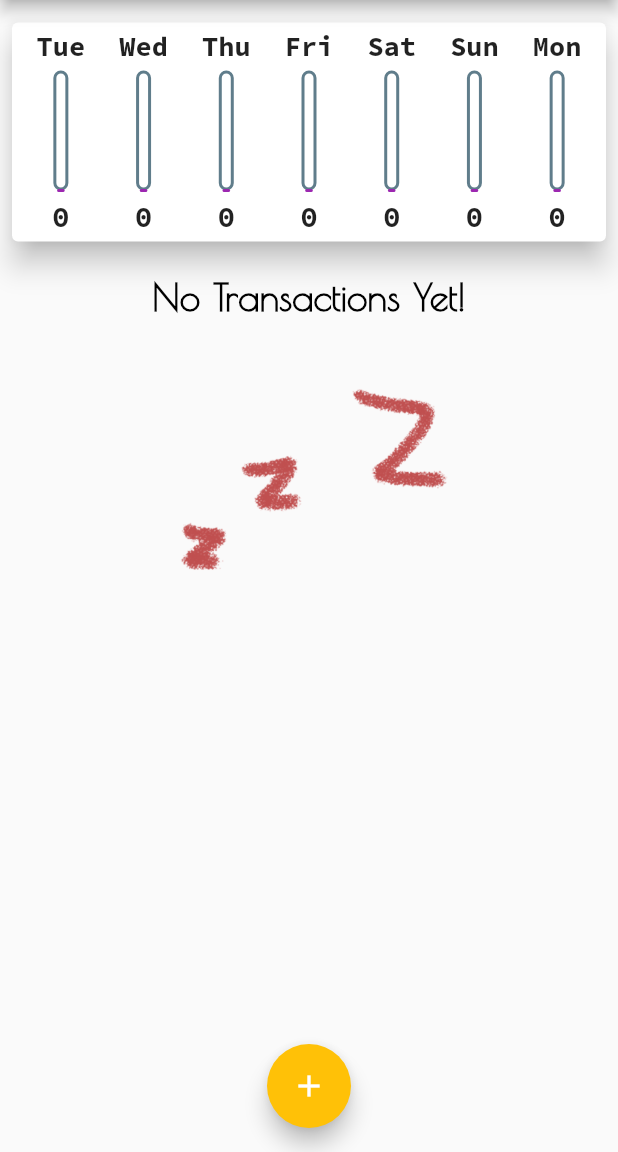
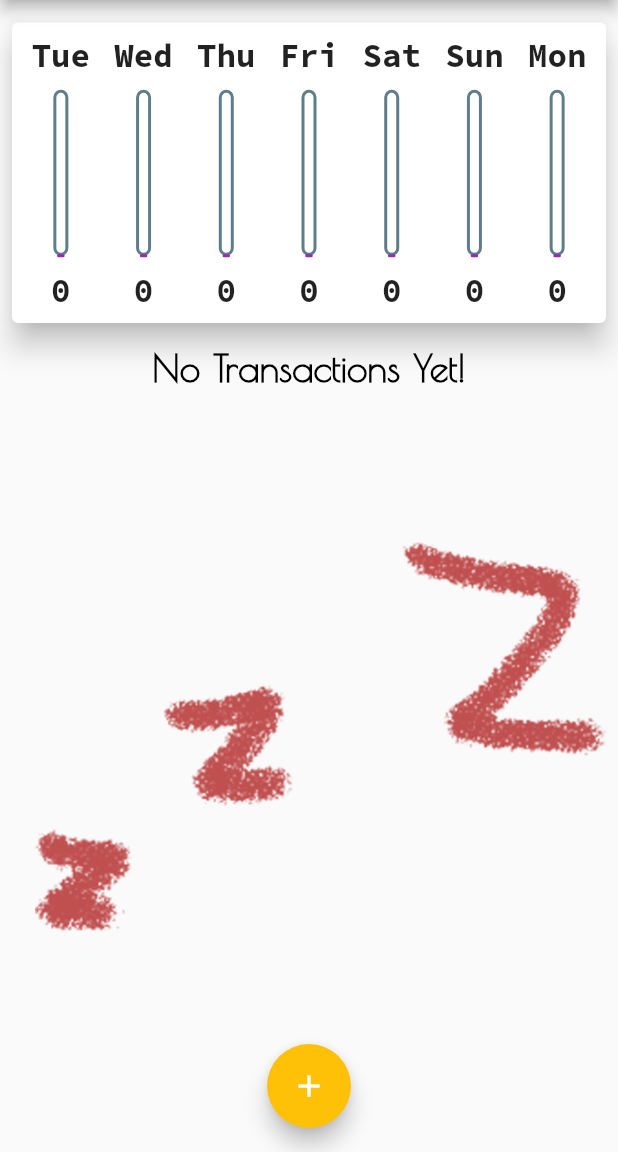
Before and after one commit to Toxicann/Expenses_Planner, a Flutter app: the screen it shows after launch, on a phone screen of 412 x 824 dp, the part 84-1236 px from its top. Run offline on Flutter 3.47's test engine with Material 2 defaults, Android fonts, the phone set to English and light mode, and no system bars.

Commit message:
few tweaks

```diff
--- a/lib/main.dart
+++ b/lib/main.dart
@@ -6,6 +6,10 @@ import './widgets/transaction_list.dart';
 import '../models/transactions.dart';
 
 void main() {
+  // WidgetsFlutterBinding.ensureInitialized();
+  // SystemChrome.setPreferredOrientations([
+  //   DeviceOrientation.portraitUp,
+  // ]);
   runApp(const MyApp());
 }
 
@@ -102,10 +106,13 @@ class _MyHomePageState extends State<MyHomePage> {
     });
   }
 
+  bool _showchart = false;
+
   @override
   Widget build(BuildContext context) {
-    return Scaffold(
-      appBar: AppBar(
+    final mediaQuery = MediaQuery.of(context);
+    final isLandscape = mediaQuery.orientation == Orientation.landscape;
+    final appBar = AppBar(
       actions: <Widget>[
         IconButton(
           onPressed: () => _showAddNewTransaction(context),
@@ -114,16 +121,61 @@ class _MyHomePageState extends State<MyHomePage> {
         )
       ],
       title: const Text('Expenses Tracker'),
-      ),
-      body: SizedBox(
+    );
+    final txList = SizedBox(
+      child: TransactionList(_userTransactions, _deleteTransactions),
+      height: (mediaQuery.size.height -
+              mediaQuery.padding.top -
+              appBar.preferredSize.height -
+              mediaQuery.padding.bottom) *
+          0.7,
+    );
+    return Scaffold(
+      appBar: appBar,
+      body: SafeArea(
+        child: SizedBox(
           width: double.infinity,
           child: Column(
             mainAxisAlignment: MainAxisAlignment.start,
             crossAxisAlignment: CrossAxisAlignment.center,
             children: <Widget>[
-            Chart(_recentTransactions),
-            TransactionList(_userTransactions, _deleteTransactions),
+              if (isLandscape)
+                Row(
+                  mainAxisAlignment: MainAxisAlignment.center,
+                  children: [
+                    const Text("Show Chart"),
+                    Switch.adaptive(
+                        value: _showchart,
+                        onChanged: (val) {
+                          setState(() {
+                            _showchart = val;
+                          });
+                        })
                   ],
+                ),
+              if (!isLandscape)
+                SizedBox(
+                  child: Chart(_recentTransactions),
+                  height: (mediaQuery.size.height -
+                          mediaQuery.padding.top -
+                          appBar.preferredSize.height -
+                          mediaQuery.padding.bottom) *
+                      0.3,
+                ),
+              if (!isLandscape) txList,
+              if (isLandscape)
+                _showchart
+                    ? SizedBox(
+                        child: Chart(_recentTransactions),
+                        height: (mediaQuery.size.height -
+                                mediaQuery.padding.top -
+                                appBar.preferredSize.height -
+                                mediaQuery.padding.bottom) *
+                            0.6,
+                      )
+                    : txList
+            ],
+          ),
         ),
       ),
       floatingActionButtonLocation: FloatingActionButtonLocation.centerFloat,
--- a/lib/widgets/chart.dart
+++ b/lib/widgets/chart.dart
@@ -41,7 +41,7 @@ class Chart extends StatelessWidget {
       margin: const EdgeInsets.symmetric(vertical: 15, horizontal: 8),
       elevation: 8,
       child: Padding(
-        padding: const EdgeInsets.symmetric(horizontal: 5, vertical: 4),
+        padding: const EdgeInsets.symmetric(horizontal: 5, vertical: 8),
         child: Row(
           mainAxisAlignment: MainAxisAlignment.spaceEvenly,
           children: groupedTransactions.map((e) {
--- a/lib/widgets/chart_bar.dart
+++ b/lib/widgets/chart_bar.dart
@@ -16,17 +16,24 @@ class ChartBar extends StatelessWidget {
 
   @override
   Widget build(BuildContext context) {
+    return LayoutBuilder(
+      builder: (ctx, constraints) {
         return Column(
           children: <Widget>[
-        Text(label),
-        const SizedBox(
-          height: 5,
+            SizedBox(
+              height: constraints.maxHeight * 0.15,
+              child: FittedBox(
+                child: Text(label),
+              ),
+            ),
+            SizedBox(
+              height: constraints.maxHeight * 0.05,
             ),
             Stack(
               alignment: AlignmentDirectional.bottomCenter,
               children: [
                 Container(
-              height: 80,
+                  height: constraints.maxHeight * 0.6,
                   width: 10,
                   decoration: BoxDecoration(
                     border: Border.all(
@@ -50,11 +57,11 @@ class ChartBar extends StatelessWidget {
                 ),
               ],
             ),
-        const SizedBox(
-          height: 5,
+            SizedBox(
+              height: constraints.maxHeight * 0.05,
             ),
             SizedBox(
-          height: 25,
+              height: constraints.maxHeight * 0.15,
               child: FittedBox(
                 child: Text(
                   spendingAmount.toStringAsFixed(0),
@@ -63,5 +70,7 @@ class ChartBar extends StatelessWidget {
             ),
           ],
         );
+      },
+    );
   }
 }
--- a/lib/widgets/new_transaction.dart
+++ b/lib/widgets/new_transaction.dart
@@ -49,8 +49,15 @@ class _NewTransactionState extends State<NewTransaction> {
     return Container(
       padding: const EdgeInsets.all(5),
       margin: const EdgeInsets.symmetric(vertical: 5),
+      child: SingleChildScrollView(
         child: Card(
           elevation: 4,
+          child: Container(
+            padding: EdgeInsets.only(
+                left: 10,
+                right: 10,
+                top: 10,
+                bottom: MediaQuery.of(context).viewInsets.bottom + 10),
             child: Column(
               crossAxisAlignment: CrossAxisAlignment.end,
               children: [
@@ -83,8 +90,8 @@ class _NewTransactionState extends State<NewTransaction> {
                         onPressed: _dateSelector,
                         child: const Text(
                           "Choose Date!",
-                      style:
-                          TextStyle(fontWeight: FontWeight.bold, fontSize: 19),
+                          style: TextStyle(
+                              fontWeight: FontWeight.bold, fontSize: 19),
                         ),
                       )
                     ],
@@ -102,6 +109,8 @@ class _NewTransactionState extends State<NewTransaction> {
               ],
             ),
           ),
+        ),
+      ),
     );
   }
 }
--- a/lib/widgets/transaction_list.dart
+++ b/lib/widgets/transaction_list.dart
@@ -10,31 +10,31 @@ class TransactionList extends StatelessWidget {
 
   @override
   Widget build(BuildContext context) {
-    return Container(
-      padding: const EdgeInsets.all(7),
-      height: 500,
-      child: transactions.isEmpty
-          ? Column(
+    return transactions.isEmpty
+        ? LayoutBuilder(
+            builder: (ctx, constraints) {
+              return Column(
                 children: [
                   Text(
                     "No Transactions Yet!",
                     style: Theme.of(context).textTheme.headline1,
                   ),
                   SizedBox(
-                  height: 200,
+                    height: constraints.maxHeight * 0.8,
                     child: Image.asset(
                       'assets/images/zzz.png',
                       fit: BoxFit.cover,
                     ),
                   )
                 ],
+              );
+            },
           )
         : ListView.builder(
             itemCount: transactions.length,
             itemBuilder: (context, index) {
               return Card(
-                  margin:
-                      const EdgeInsets.symmetric(vertical: 6, horizontal: 4),
+                margin: const EdgeInsets.symmetric(vertical: 6, horizontal: 4),
                 elevation: 5,
                 child: ListTile(
                   leading: CircleAvatar(
@@ -54,7 +54,20 @@ class TransactionList extends StatelessWidget {
                     DateFormat.yMMMd().format(transactions[index].date),
                     style: Theme.of(context).textTheme.subtitle1,
                   ),
-                    trailing: IconButton(
+                  trailing: MediaQuery.of(context).size.width > 425
+                      ? TextButton.icon(
+                          onPressed: () {
+                            deleteTx(transactions[index].id);
+                          },
+                          icon: const Icon(
+                            Icons.delete,
+                          ),
+                          label: const Text('Delete'),
+                          style: TextButton.styleFrom(
+                            primary: Theme.of(context).errorColor,
+                          ),
+                        )
+                      : IconButton(
                           onPressed: () {
                             deleteTx(transactions[index].id);
                           },
@@ -66,7 +79,6 @@ class TransactionList extends StatelessWidget {
                 ),
               );
             },
-            ),
           );
   }
 }
```
Also changed, not shown: pubspec.lock, 1 other file. Lines whose indentation alone changed are shown as unchanged.
